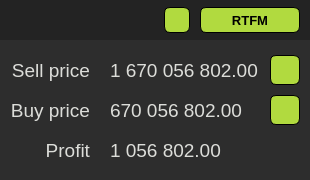
Old version of the form ui/mainWindow.ui in the repository Cornholius/eve_profit_helper.
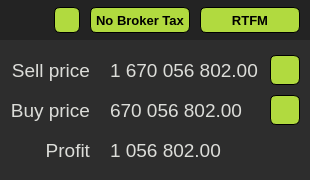
New version of the form. Icons and pictures are not drawn.

Commit message: промежуточный

The edit to the form file:
```diff
--- a/ui/mainWindow.ui
+++ b/ui/mainWindow.ui
@@ -142,6 +142,34 @@
       </property>
      </widget>
     </item>
+    <item>
+     <widget class="QPushButton" name="no_broker_tax_btn">
+      <property name="minimumSize">
+       <size>
+        <width>100</width>
+        <height>26</height>
+       </size>
+      </property>
+      <property name="font">
+       <font>
+        <family>Arial</family>
+        <pointsize>10</pointsize>
+        <weight>75</weight>
+        <bold>true</bold>
+       </font>
+      </property>
+      <property name="styleSheet">
+       <string notr="true">#no_broker_tax_btn {
+border: 1px solid;
+border-radius: 6px;
+background-color: rgb(177, 218, 63);
+}</string>
+      </property>
+      <property name="text">
+       <string>No Broker Tax</string>
+      </property>
+     </widget>
+    </item>
     <item>
      <widget class="QPushButton" name="rtfm">
       <property name="minimumSize">
```
The commit also changes 1 other file.
